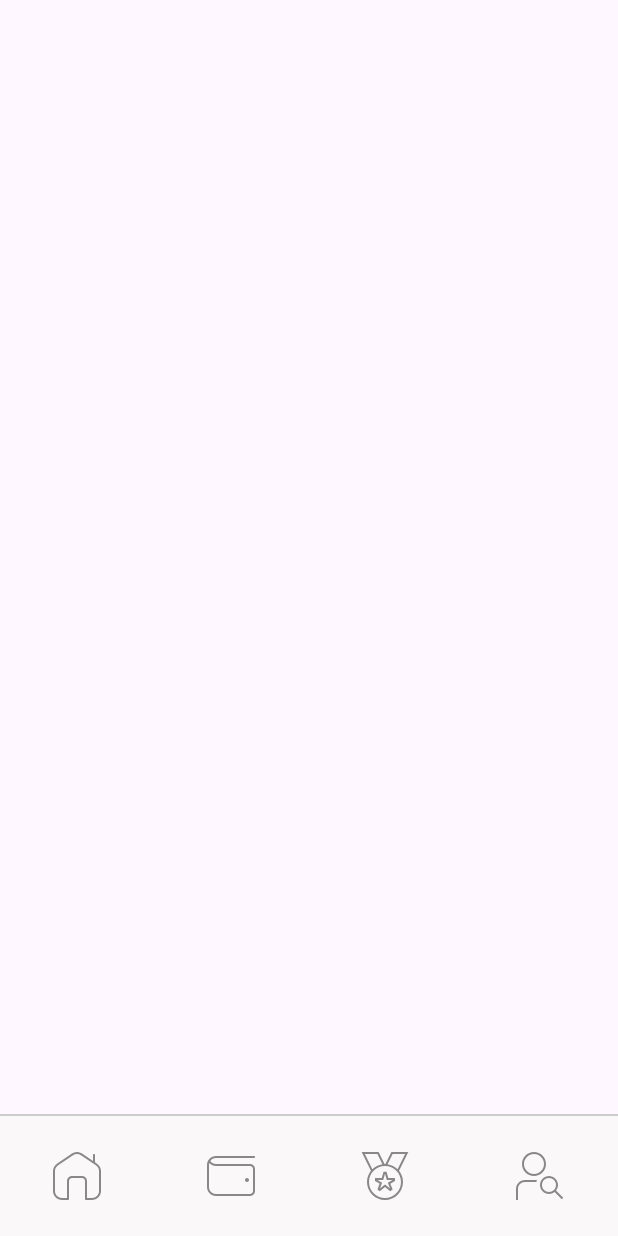
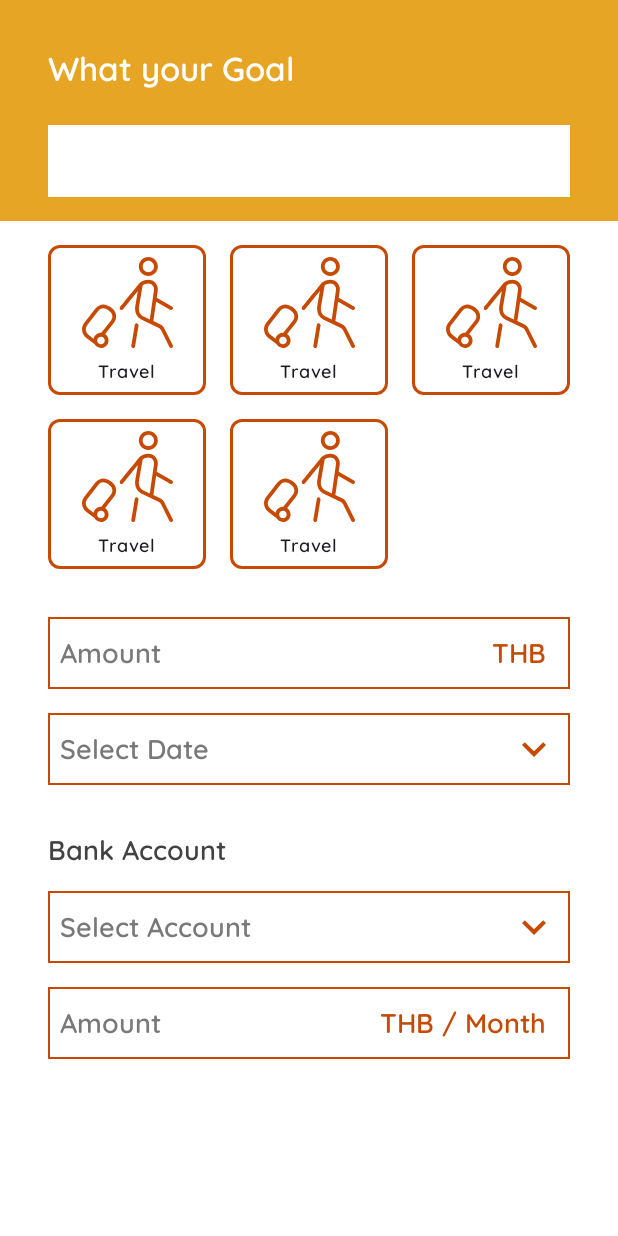
Before and after one commit to ThanakornSe/SaleHereExam, an Android app built with Jetpack Compose: the GOAL screen opened through its navigation route, on a phone screen of 412 x 824 dp. Run offline under Robolectric (Android 15) with nearby library versions, the phone set to English and light mode, and no system bars.

Commit message:
create goal screen

```diff
--- a/app/src/main/java/com/salehere/salehereexam/core/theme/Color.kt
+++ b/app/src/main/java/com/salehere/salehereexam/core/theme/Color.kt
@@ -12,8 +12,9 @@ val Pink40 = Color(0xFF7D5260)
 
 val white = Color(0xFFFFFFFF)
 val black = Color(0xFF000000)
+val placeholderText = Color(0xFF797979)
 val primaryText = Color(0xFF424242)
-val homeToolbarOrange = Color(0xFFe6a527)
+val homeToolbarOrange = Color(0xFFe6a525)
 val borderGreen = Color(0xFF1a7900)
 val borderRed = Color(0xFFc64a04)
 val borderBottomNavTint = Color(0xFFd17462)
--- /dev/null
+++ b/app/src/main/java/com/salehere/salehereexam/core/ui/AppTextField.kt
@@ -0,0 +1,112 @@
+package com.salehere.salehereexam.core.ui
+
+import androidx.compose.foundation.background
+import androidx.compose.foundation.border
+import androidx.compose.foundation.interaction.MutableInteractionSource
+import androidx.compose.foundation.layout.Box
+import androidx.compose.foundation.layout.PaddingValues
+import androidx.compose.foundation.layout.fillMaxWidth
+import androidx.compose.foundation.layout.padding
+import androidx.compose.foundation.text.BasicTextField
+import androidx.compose.material3.ExperimentalMaterial3Api
+import androidx.compose.material3.Text
+import androidx.compose.material3.TextFieldDefaults
+import androidx.compose.runtime.Composable
+import androidx.compose.runtime.getValue
+import androidx.compose.runtime.mutableStateOf
+import androidx.compose.runtime.remember
+import androidx.compose.runtime.setValue
+import androidx.compose.ui.Modifier
+import androidx.compose.ui.graphics.RectangleShape
+import androidx.compose.ui.text.input.VisualTransformation
+import androidx.compose.ui.tooling.preview.Preview
+import androidx.compose.ui.unit.dp
+import androidx.compose.ui.unit.sp
+import com.salehere.salehereexam.core.theme.AppTheme
+import com.salehere.salehereexam.core.theme.Typography
+import com.salehere.salehereexam.core.theme.borderRed
+import com.salehere.salehereexam.core.theme.placeholderText
+import com.salehere.salehereexam.core.theme.space16Dp
+import com.salehere.salehereexam.core.theme.space8Dp
+import com.salehere.salehereexam.core.theme.white
+
+@OptIn(ExperimentalMaterial3Api::class)
+@Composable
+fun AppTextField(
+    placeHolderText: String? = null,
+    enable: Boolean = true,
+    trailingIcon: @Composable () -> Unit = {},
+    container: @Composable () -> Unit = {},
+) {
+    var text by remember { mutableStateOf("") }
+
+    BasicTextField(
+        value = text,
+        onValueChange = {
+            text = it
+        },
+        modifier = Modifier
+            .fillMaxWidth()
+            .padding(top = space16Dp),
+        singleLine = true,
+        enabled = enable
+    ) { innerTextField ->
+        TextFieldDefaults.DecorationBox(
+            value = text,
+            innerTextField = innerTextField,
+            singleLine = true,
+            enabled = enable,
+            interactionSource = remember { MutableInteractionSource() },
+            visualTransformation = VisualTransformation.None,
+            contentPadding = PaddingValues(space8Dp),
+            shape = RectangleShape,
+            colors = TextFieldDefaults.colors(
+                focusedContainerColor = white,
+                unfocusedContainerColor = white,
+                disabledContainerColor = white,
+                focusedIndicatorColor = white,
+                unfocusedIndicatorColor = white,
+            ),
+            placeholder = {
+                placeHolderText?.let {
+                    Text(
+                        modifier = Modifier
+                            .padding(end = space16Dp),
+                        text = it,
+                        color = placeholderText,
+                        style = Typography.titleMedium,
+                        fontSize = 18.sp
+                    )
+                }
+            },
+            trailingIcon = {
+                trailingIcon()
+            },
+            container = {
+                container()
+            }
+        )
+    }
+}
+
+@Preview
+@Composable
+private fun DefaultAppTextFieldPreview() {
+    AppTheme {
+        AppTextField(
+            placeHolderText = "Test",
+            enable = false,
+            trailingIcon = {
+
+            },
+            container = {
+                Box(
+                    modifier = Modifier
+                        .fillMaxWidth()
+                        .background(white)
+                        .border(width = 1.dp, color = borderRed)
+                )
+            }
+        )
+    }
+}
--- a/app/src/main/java/com/salehere/salehereexam/ui/MainActivity.kt
+++ b/app/src/main/java/com/salehere/salehereexam/ui/MainActivity.kt
@@ -39,6 +39,7 @@ import com.salehere.salehereexam.core.theme.dividerGrey
 import com.salehere.salehereexam.core.theme.white
 import com.salehere.salehereexam.ui.navigation.AppNavHost
 import com.salehere.salehereexam.ui.navigation.BottomNavigationItem
+import com.salehere.salehereexam.ui.navigation.Screen
 
 class MainActivity : ComponentActivity() {
 
@@ -59,6 +60,9 @@ fun MainActivityScreen(navController: NavHostController) {
     Scaffold(
         modifier = Modifier.fillMaxSize(),
         bottomBar = {
+            val navBackStackEntry by navController.currentBackStackEntryAsState()
+            val currentDestination = navBackStackEntry?.destination
+            if (currentDestination?.route != Screen.GOAL.name) {
                 NavigationBar(
                     containerColor = bottomNavBarColor,
                 ) {
@@ -70,8 +74,7 @@ fun MainActivityScreen(navController: NavHostController) {
                                 .background(dividerGrey)
                         )
                         Row {
-                        val navBackStackEntry by navController.currentBackStackEntryAsState()
-                        val currentDestination = navBackStackEntry?.destination
+
                             BottomNavigationItem().bottomNavigationItems()
                                 .forEach { navigationItem ->
                                     NavigationBarItem(
@@ -108,6 +111,7 @@ fun MainActivityScreen(navController: NavHostController) {
                     }
                 }
             }
+        }
     ) { it
         AppNavHost(navController)
     }
--- /dev/null
+++ b/app/src/main/java/com/salehere/salehereexam/ui/goal/compose/GoalMainScreen.kt
@@ -0,0 +1,277 @@
+package com.salehere.salehereexam.ui.goal.compose
+
+import androidx.compose.foundation.BorderStroke
+import androidx.compose.foundation.background
+import androidx.compose.foundation.border
+import androidx.compose.foundation.gestures.detectTapGestures
+import androidx.compose.foundation.interaction.MutableInteractionSource
+import androidx.compose.foundation.layout.Arrangement
+import androidx.compose.foundation.layout.Box
+import androidx.compose.foundation.layout.Column
+import androidx.compose.foundation.layout.PaddingValues
+import androidx.compose.foundation.layout.Spacer
+import androidx.compose.foundation.layout.fillMaxSize
+import androidx.compose.foundation.layout.fillMaxWidth
+import androidx.compose.foundation.layout.height
+import androidx.compose.foundation.layout.padding
+import androidx.compose.foundation.layout.size
+import androidx.compose.foundation.layout.statusBarsPadding
+import androidx.compose.foundation.lazy.grid.GridCells
+import androidx.compose.foundation.lazy.grid.GridItemSpan
+import androidx.compose.foundation.lazy.grid.LazyVerticalGrid
+import androidx.compose.foundation.shape.RoundedCornerShape
+import androidx.compose.foundation.text.BasicTextField
+import androidx.compose.material.icons.Icons
+import androidx.compose.material.icons.filled.ArrowDropDown
+import androidx.compose.material.icons.filled.KeyboardArrowDown
+import androidx.compose.material3.Card
+import androidx.compose.material3.CardDefaults
+import androidx.compose.material3.ExperimentalMaterial3Api
+import androidx.compose.material3.Icon
+import androidx.compose.material3.OutlinedTextField
+import androidx.compose.material3.Scaffold
+import androidx.compose.material3.Text
+import androidx.compose.material3.TextFieldDefaults
+import androidx.compose.runtime.Composable
+import androidx.compose.runtime.getValue
+import androidx.compose.runtime.mutableStateOf
+import androidx.compose.runtime.remember
+import androidx.compose.runtime.setValue
+import androidx.compose.ui.Alignment
+import androidx.compose.ui.Modifier
+import androidx.compose.ui.graphics.RectangleShape
+import androidx.compose.ui.input.pointer.pointerInput
+import androidx.compose.ui.platform.LocalFocusManager
+import androidx.compose.ui.res.painterResource
+import androidx.compose.ui.res.stringResource
+import androidx.compose.ui.text.input.VisualTransformation
+import androidx.compose.ui.tooling.preview.Preview
+import androidx.compose.ui.unit.dp
+import androidx.compose.ui.unit.sp
+import com.salehere.salehereexam.R
+import com.salehere.salehereexam.core.theme.AppTheme
+import com.salehere.salehereexam.core.theme.Typography
+import com.salehere.salehereexam.core.theme.borderRed
+import com.salehere.salehereexam.core.theme.homeToolbarOrange
+import com.salehere.salehereexam.core.theme.placeholderText
+import com.salehere.salehereexam.core.theme.primaryText
+import com.salehere.salehereexam.core.theme.space16Dp
+import com.salehere.salehereexam.core.theme.space2Dp
+import com.salehere.salehereexam.core.theme.space32Dp
+import com.salehere.salehereexam.core.theme.space8Dp
+import com.salehere.salehereexam.core.theme.white
+import com.salehere.salehereexam.core.ui.AppTextField
+import java.util.Vector
+
+@Composable
+fun GoalMainScreen() {
+    GoalScreen()
+}
+
+@Composable
+fun GoalScreen() {
+    val focusManager = LocalFocusManager.current
+
+    Scaffold(
+        modifier = Modifier
+            .fillMaxSize()
+            .background(white)
+            .pointerInput(Unit) {
+                detectTapGestures(onTap = {
+                    focusManager.clearFocus()
+                })
+            },
+        topBar = {
+            Column(
+                modifier = Modifier
+                    .fillMaxWidth()
+                    .background(homeToolbarOrange)
+                    .statusBarsPadding()
+                    .padding(top = space32Dp, start = space32Dp, end = space32Dp)
+            ) {
+                Text(
+                    text = "What your Goal",
+                    color = white,
+                    style = Typography.titleMedium
+                )
+                Spacer(modifier = Modifier.height(space8Dp))
+
+                AppTextField(
+                    container = {
+                        Box(
+                            modifier = Modifier
+                                .fillMaxWidth()
+                                .background(white)
+                        )
+                    }
+                )
+
+                Spacer(modifier = Modifier.height(space16Dp))
+            }
+        }
+    ) { paddingValue ->
+        LazyVerticalGrid(
+            modifier = Modifier
+                .padding(paddingValue)
+                .fillMaxSize()
+                .background(white),
+            columns = GridCells.Fixed(3),
+            contentPadding = PaddingValues(horizontal = space32Dp, vertical = space16Dp),
+            horizontalArrangement = Arrangement.spacedBy(space16Dp),
+            verticalArrangement = Arrangement.spacedBy(space16Dp)
+        ) {
+            items(5) {
+                Card(
+                    modifier = Modifier
+                        .fillMaxWidth()
+                        .size(100.dp),
+                    shape = RoundedCornerShape(space8Dp),
+                    colors = CardDefaults.cardColors(
+                        containerColor = white
+                    ),
+                    border = BorderStroke(width = space2Dp, color = borderRed)
+                ) {
+                    Column(
+                        modifier = Modifier
+                            .fillMaxSize()
+                            .padding(space8Dp),
+                        horizontalAlignment = Alignment.CenterHorizontally
+                    ) {
+                        Icon(
+                            modifier = Modifier
+                                .fillMaxWidth()
+                                .weight(1f),
+                            painter = painterResource(id = R.drawable.ic_luggage),
+                            contentDescription = null,
+                            tint = borderRed
+                        )
+
+                        Spacer(modifier = Modifier.height(space8Dp))
+
+                        Text(text = "Travel", style = Typography.bodyMedium, fontSize = 12.sp)
+                    }
+                }
+            }
+
+            item(span = { GridItemSpan(3) }) {
+                Column {
+                    AppTextField(
+                        placeHolderText = stringResource(
+                            id = R.string.goal_amount_text_field
+                        ),
+                        trailingIcon = {
+                            Text(
+                                modifier = Modifier
+                                    .padding(end = space16Dp),
+                                text = stringResource(
+                                    id = R.string.home_currency_thb
+                                ),
+                                color = borderRed,
+                                style = Typography.titleMedium,
+                                fontSize = 18.sp
+                            )
+                        },
+                        container = {
+                            Box(
+                                modifier = Modifier
+                                    .fillMaxWidth()
+                                    .border(width = 1.dp, color = borderRed)
+                            )
+                        }
+                    )
+
+                    AppTextField(
+                        enable = false,
+                        placeHolderText = stringResource(
+                            id = R.string.goal_select_date_text_field
+                        ),
+                        trailingIcon = {
+                            Icon(
+                                modifier = Modifier.size(space32Dp),
+                                imageVector = Icons.Default.KeyboardArrowDown,
+                                contentDescription = null,
+                                tint = borderRed
+                            )
+                        },
+                        container = {
+                            Box(
+                                modifier = Modifier
+                                    .fillMaxWidth()
+                                    .border(width = 1.dp, color = borderRed)
+                            )
+                        }
+                    )
+                }
+            }
+
+            item(span = { GridItemSpan(3) }) {
+                Column {
+                    Spacer(modifier = Modifier.height(space16Dp))
+                    Text(
+                        text = "Bank Account",
+                        color = primaryText,
+                        style = Typography.titleMedium,
+                        fontSize = 18.sp
+                    )
+                    AppTextField(
+                        enable = false,
+                        placeHolderText = stringResource(
+                            id = R.string.goal_select_account_text_field
+                        ),
+                        trailingIcon = {
+                            Icon(
+                                modifier = Modifier.size(space32Dp),
+                                imageVector = Icons.Default.KeyboardArrowDown,
+                                contentDescription = null,
+                                tint = borderRed
+                            )
+                        },
+                        container = {
+                            Box(
+                                modifier = Modifier
+                                    .fillMaxWidth()
+                                    .border(width = 1.dp, color = borderRed)
+                            )
+                        }
+                    )
+                    AppTextField(
+                        placeHolderText = stringResource(
+                            id = R.string.goal_amount_text_field
+                        ),
+                        trailingIcon = {
+                            Text(
+                                modifier = Modifier
+                                    .padding(end = space16Dp),
+                                text = stringResource(
+                                    id = R.string.goal_currency_trailing_text_field
+                                ),
+                                color = borderRed,
+                                style = Typography.titleMedium,
+                                fontSize = 18.sp
+                            )
+                        },
+                        container = {
+                            Box(
+                                modifier = Modifier
+                                    .fillMaxWidth()
+                                    .border(width = 1.dp, color = borderRed)
+                            )
+                        }
+                    )
+                }
+            }
+
+        }
+
+    }
+
+
+}
+
+@Preview
+@Composable
+private fun DefaultGoalScreenPreview() {
+    AppTheme {
+        GoalScreen()
+    }
+}
--- a/app/src/main/java/com/salehere/salehereexam/ui/home/compose/HomeMainScreen.kt
+++ b/app/src/main/java/com/salehere/salehereexam/ui/home/compose/HomeMainScreen.kt
@@ -72,6 +72,7 @@ import com.salehere.salehereexam.ui.home.model.Goal
 import com.salehere.salehereexam.ui.home.model.HomeUiState
 import com.salehere.salehereexam.ui.home.model.Suggestion
 import com.salehere.salehereexam.ui.home.viewmodel.HomeViewModel
+import com.salehere.salehereexam.ui.navigation.Screen
 import org.koin.androidx.compose.koinViewModel
 
 @Composable
@@ -86,13 +87,16 @@ fun HomeMainScreen(
 
     val uiState by viewModel.uiState.collectAsState()
 
-    HomeScreen(uiState = uiState)
+    HomeScreen(uiState = uiState, onNewGoalClick = {
+        navHostController.navigate(Screen.GOAL.name)
+    })
 }
 
 @Composable
 fun HomeScreen(
     modifier: Modifier = Modifier,
     uiState: HomeUiState,
+    onNewGoalClick: () -> Unit = {},
 ) {
     LazyColumn(
         modifier = Modifier
@@ -189,7 +193,10 @@ fun HomeScreen(
                     containerColor = borderBottomNavTint,
                     contentColor = white
                 ),
-                onClick = { /*TODO*/ }) {
+                onClick = {
+                    onNewGoalClick()
+                }
+            ) {
                 Text(
                     text = stringResource(R.string.home_new_goal_button),
                     style = MaterialTheme.typography.titleMedium,
--- a/app/src/main/java/com/salehere/salehereexam/ui/navigation/AppNavHost.kt
+++ b/app/src/main/java/com/salehere/salehereexam/ui/navigation/AppNavHost.kt
@@ -15,6 +15,7 @@ import androidx.navigation.NavBackStackEntry
 import androidx.navigation.NavHostController
 import androidx.navigation.compose.NavHost
 import androidx.navigation.compose.composable
+import com.salehere.salehereexam.ui.goal.compose.GoalMainScreen
 import com.salehere.salehereexam.ui.home.compose.HomeMainScreen
 
 @Composable
@@ -38,9 +39,7 @@ fun AppNavHost(
             HomeMainScreen(navHostController = navController)
         }
         composable(NavigationItem.Goal.route) {
-            Surface {
-
-            }
+            GoalMainScreen()
         }
         composable(NavigationItem.Wallet.route) {
             Surface {
--- /dev/null
+++ b/app/src/main/res/drawable/ic_cloth.xml
@@ -0,0 +1,9 @@
+<vector xmlns:android="http://schemas.android.com/apk/res/android"
+    android:width="24dp"
+    android:height="24dp"
+    android:viewportWidth="24"
+    android:viewportHeight="24">
+  <path
+      android:fillColor="#FF000000"
+      android:pathData="m20.815,1.195c-1.477,-0.793 -3.032,-1.195 -4.625,-1.195L7.81,0c-1.592,0 -3.148,0.402 -4.625,1.195C1.221,2.25 0,4.335 0,6.636v2.388c0,1.654 1.346,3 3,3h1v6.976c0,2.757 2.243,5 5,5h6c2.757,0 5,-2.243 5,-5v-7h1c1.654,0 3,-1.346 3,-3v-2.364c0,-2.301 -1.221,-4.386 -3.185,-5.44ZM14.894,2c-0.455,1.194 -1.587,2 -2.893,2s-2.438,-0.806 -2.893,-2h5.787ZM22.001,9c0,0.551 -0.449,1 -1,1h-1v-3c0,-0.552 -0.448,-1 -1,-1s-1,0.448 -1,1v12c0,1.654 -1.346,3 -3,3h-6c-1.654,0 -3,-1.346 -3,-3L6.001,7c0,-0.552 -0.448,-1 -1,-1s-1,0.448 -1,1v3.024h-1c-0.551,0 -1,-0.449 -1,-1v-2.388c0,-1.563 0.817,-2.973 2.131,-3.679 0.937,-0.503 1.908,-0.801 2.897,-0.907 0.544,2.326 2.588,3.95 4.972,3.95s4.428,-1.624 4.972,-3.95c0.988,0.106 1.96,0.404 2.897,0.907 1.314,0.706 2.131,2.116 2.131,3.679v2.364Z"/>
+</vector>
--- /dev/null
+++ b/app/src/main/res/drawable/ic_education.xml
@@ -0,0 +1,9 @@
+<vector xmlns:android="http://schemas.android.com/apk/res/android"
+    android:width="512dp"
+    android:height="512dp"
+    android:viewportWidth="24"
+    android:viewportHeight="24">
+  <path
+      android:fillColor="#FF000000"
+      android:pathData="m7,12h5v2h-5zM17,8h-10v2h10zM17,4h-10v2h10zM20,19.444v4.556l-2,-2 -2,2v-4.556a3.987,3.987 0,0 1,2 -7.444,3.939 3.939,0 0,1 1,0.142v-9.142a1,1 0,0 0,-1 -1h-12a1,1 0,0 0,-1 1v17h9v2h-11v-19a3,3 0,0 1,3 -3h12a3,3 0,0 1,3 3v10.382a3.95,3.95 0,0 1,-1 6.062zM20,16a2,2 0,1 0,-2 2,2 2,0 0,0 2,-2z"/>
+</vector>
--- a/app/src/main/res/values/strings.xml
+++ b/app/src/main/res/values/strings.xml
@@ -9,4 +9,8 @@
     <string name="home_currency_thb">" THB"</string>
     <string name="home_goal_count">%1$s Goals</string>
     <string name="goal_days_left">%1$s Days left</string>
+    <string name="goal_amount_text_field">Amount</string>
+    <string name="goal_select_date_text_field">Select Date</string>
+    <string name="goal_select_account_text_field">Select Account</string>
+    <string name="goal_currency_trailing_text_field">THB / Month</string>
 </resources>
```
Lines whose indentation alone changed are shown as unchanged.
